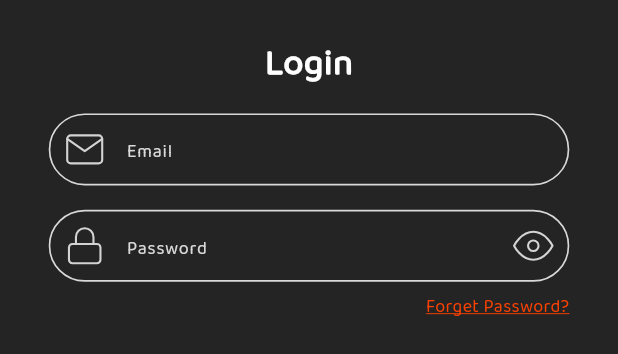
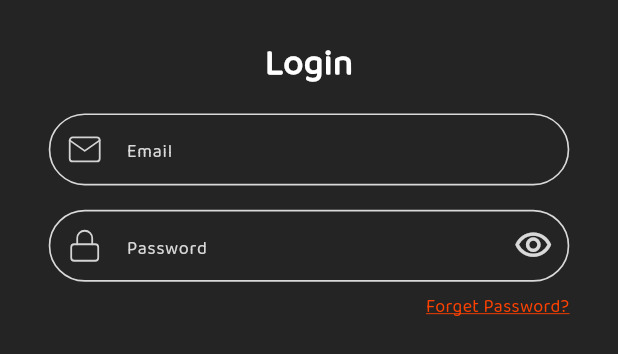
Before and after one commit to anashany-shift/fiitness_app, a Flutter app: the LoginForm widget shown alone on an empty page, opened directly, on a phone screen of 412 x 824 dp. Shown: the top 354 px of the screen. Run offline on Flutter 3.47's test engine with Material 3 defaults, Android fonts, the phone set to English and light mode, and no system bars; our stand-ins replace animate_do, connectivity_plus, dio, dots_indicator, flutter_screenutil, flutter_secure_storage and 5 more; accounts and stored records are empty.

Commit message:
refactor/login ui

```diff
--- a/lib/core/theme/app_theme.dart
+++ b/lib/core/theme/app_theme.dart
@@ -37,6 +37,7 @@ abstract class AppTheme {
 
     inputDecorationTheme: InputDecorationTheme(
       contentPadding: EdgeInsets.symmetric(vertical: 8,horizontal: 16),
+      suffixIconColor: AppColors.lgihtGray,
 
 
       filled: false,
--- a/lib/core/widget/blurred_bg.dart
+++ b/lib/core/widget/blurred_bg.dart
@@ -28,7 +28,6 @@ class BlurredBackground extends StatelessWidget {
           fit: BoxFit.cover,
         ),
 
-        // 🌫️ Blur layer
         BackdropFilter(
           filter: ImageFilter.blur(sigmaX: blurX, sigmaY: blurY),
           child: Container(
--- a/lib/features/auth/login/view/login_view.dart
+++ b/lib/features/auth/login/view/login_view.dart
@@ -8,6 +8,7 @@ class LoginView extends StatelessWidget {
   Widget build(BuildContext context) {
     return SafeArea(
       child: Scaffold(
+           resizeToAvoidBottomInset: true,
 
        body:  LoginViewBody()
         ),
--- a/lib/features/auth/login/view/widgets/login_form.dart
+++ b/lib/features/auth/login/view/widgets/login_form.dart
@@ -30,6 +30,7 @@ class _LoginFormState extends State<LoginForm> {
       padding: EdgeInsetsGeometry.symmetric(vertical: 24.sp, horizontal: 32.sp),
       width: double.infinity,
       child: SingleChildScrollView(
+
         child: Form(
           key: key,
           child: Column(
@@ -41,7 +42,7 @@ class _LoginFormState extends State<LoginForm> {
                   hint: "Email",
                   validator: Validation.validateEmail,
                   preSuffix: Padding(
-                    padding: EdgeInsets.all(10),
+                    padding: EdgeInsets.all(12),
                     child: SvgPicture.asset(
                       AppAssets.emailIcon,
                       height: 16.h,
@@ -57,17 +58,9 @@ class _LoginFormState extends State<LoginForm> {
                   hint: "Password",
                   obscureText: true,
                   validator: Validation.validatePassword,
-                  suffixIcon: Padding(
-                    padding: const EdgeInsets.all(10.0),
-                    child: SvgPicture.asset(
-                      AppAssets.eyeIcon,
-                      height: 16.h,
-                      width: 16.w,
-                      //    fit: BoxFit.scaleDown,
-                    ),
-                  ),
+                  suffixIcon: Icon(Icons.visibility_outlined, size: 26),
                   preSuffix: Padding(
-                    padding: EdgeInsets.all(10),
+                    padding: EdgeInsets.all(12),
                     child: SvgPicture.asset(
                       AppAssets.passwordIcon,
                       height: 16.h,
--- a/lib/features/auth/login/view/widgets/login_view_body.dart
+++ b/lib/features/auth/login/view/widgets/login_view_body.dart
@@ -1,7 +1,6 @@
 import 'package:fitness_app/core/utils/app_assets.dart';
 import 'package:fitness_app/core/utils/app_text_style.dart';
 import 'package:fitness_app/core/widget/blurred_bg.dart';
-import 'package:fitness_app/core/widget/blurred_container.dart';
 import 'package:fitness_app/features/auth/login/view/widgets/login_form.dart';
 import 'package:flutter/material.dart';
 import 'package:flutter_screenutil/flutter_screenutil.dart';
```
